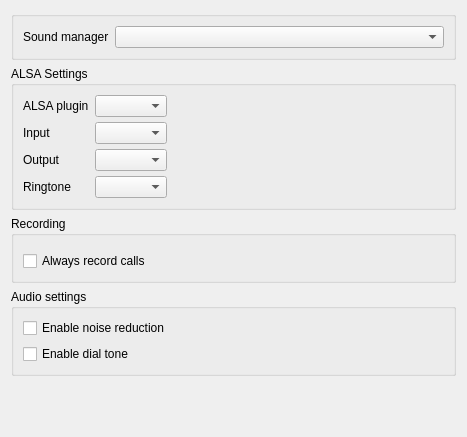
KDE/ring-kde, file src/conf/dlgaudiobase.ui: the form before one commit.
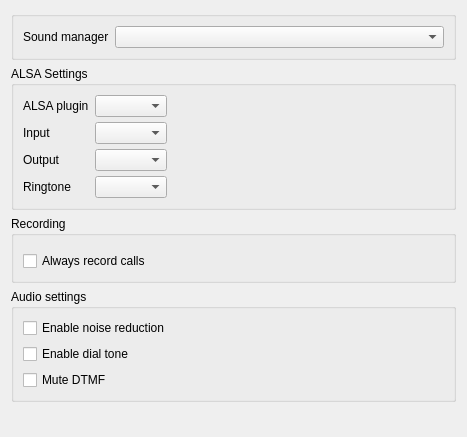
The form after the commit. Custom widgets are drawn as their Qt base class.

Commit message: [ #37081 ] Implement new 'mute DTMF' option

The edit to the form file:
```diff
--- a/src/conf/dlgaudiobase.ui
+++ b/src/conf/dlgaudiobase.ui
@@ -225,6 +225,13 @@
         </property>
        </widget>
       </item>
+      <item>
+       <widget class="QCheckBox" name="m_pCPlayDTMFCk">
+        <property name="text">
+         <string>Mute DTMF</string>
+        </property>
+       </widget>
+      </item>
      </layout>
     </widget>
    </item>
```
The commit also changes 6 other files.
